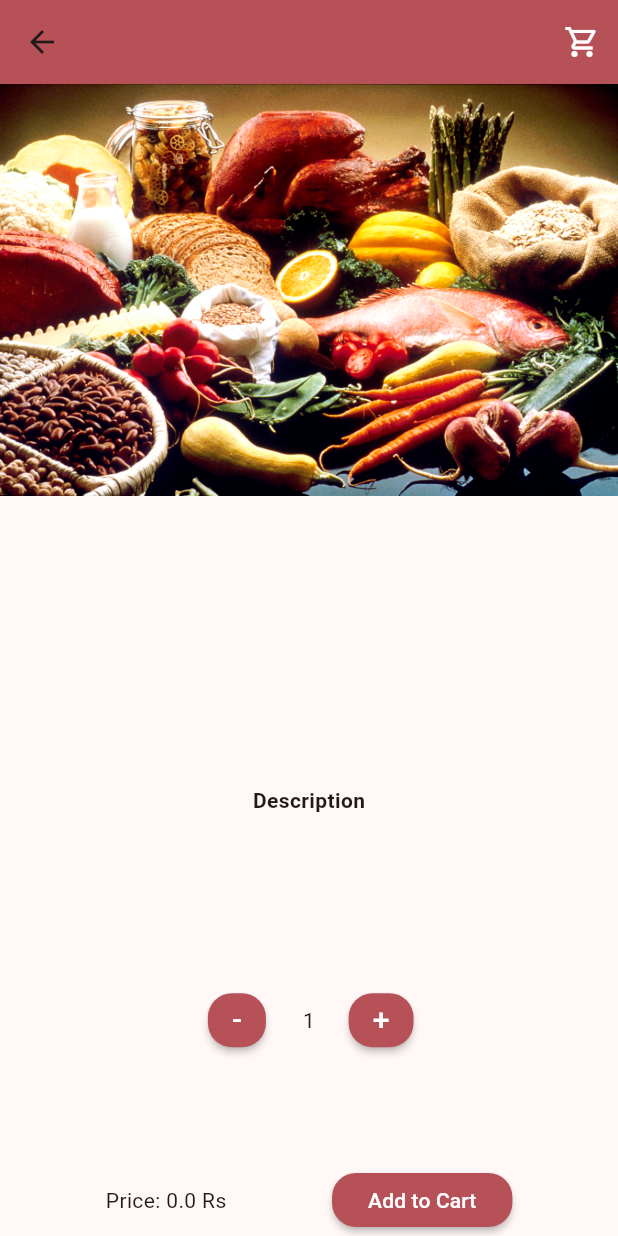
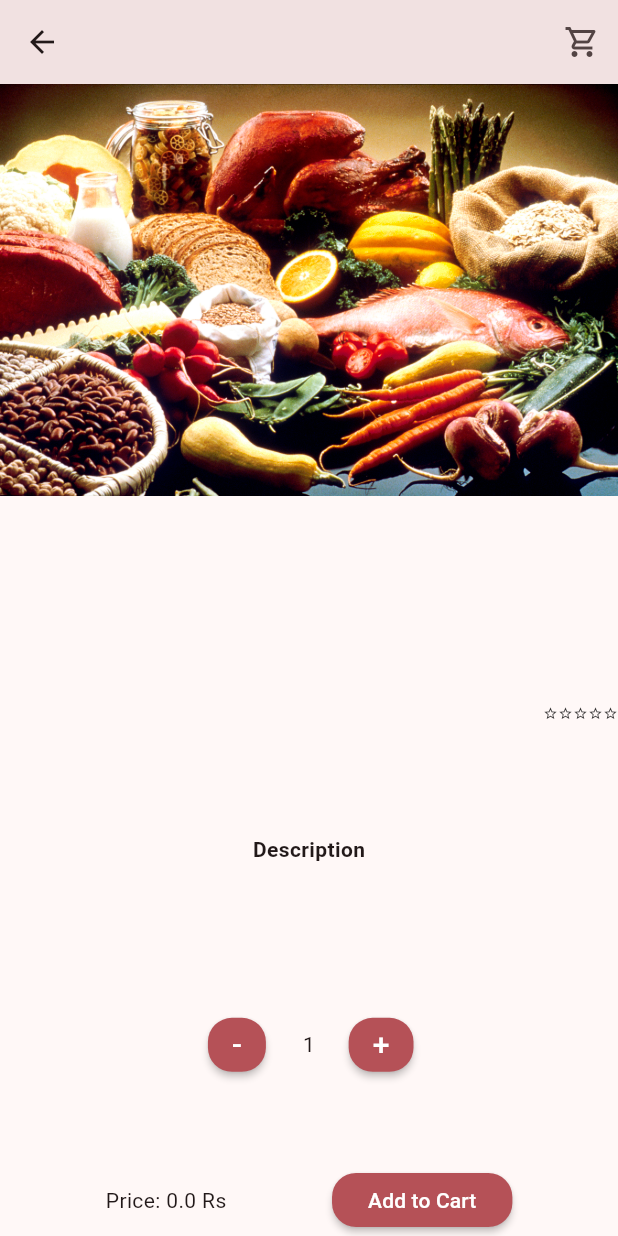
Before and after one commit to Zohaib1397/homenom, a Flutter app: the OrderScreen screen opened directly with empty values, on a phone screen of 412 x 824 dp. Run offline on Flutter 3.47's test engine with Material 2 defaults, Android fonts, the phone set to English and light mode, and no system bars; our stand-ins replace cloud_firestore, firebase_auth, firebase_core, geolocator, get, google_maps_flutter and 3 more; missing offline and left inert: geocode; accounts and stored records are empty.

Commit message:
Added order features

```diff
--- a/lib/main.dart
+++ b/lib/main.dart
@@ -43,10 +43,6 @@ class MyApp extends StatelessWidget {
     return MaterialApp(
       theme: ThemeData(
         useMaterial3: true, colorSchemeSeed: kAppBackgroundColor,
-        iconTheme: IconThemeData(
-          color: Colors.white,
-
-        ),
       ),
       debugShowCheckedModeBanner: false,
       initialRoute: AuthenticationStatus.id,
--- a/lib/screens/VerificationScreen.dart
+++ b/lib/screens/VerificationScreen.dart
@@ -8,6 +8,7 @@ import 'package:homenom/screens/widgets/drawer_items.dart';
 import 'package:homenom/services/Utils.dart';
 import 'package:homenom/services/user_controller.dart';
 import 'package:provider/provider.dart';
+import '../services/menu_controller.dart';
 import '../structure/Role.dart';
 import 'home_screen.dart';
 
@@ -44,6 +45,7 @@ class _EmailVerificationScreenState extends State<EmailVerificationScreen> {
       sendVerificationEmail();
       countDownRefresher();
     }
+    Provider.of<MenuControllerProvider>(context,listen: false).menusFromHandler();
   }
 
   void toggleCountDownTimer() {
--- a/lib/screens/add_menu_screen.dart
+++ b/lib/screens/add_menu_screen.dart
@@ -46,8 +46,8 @@ class _AddMenuScreenState extends State<AddMenuScreen> {
       final newMenu = Menu(
         title: title.controller.text,
         recipeList: [],
-        // email: FirebaseAuth.instance.currentUser!.email?? "No Email",
-        menuUrl: 'Temporary empty',
+        email: FirebaseAuth.instance.currentUser!.email?? "No Email",
+        menuUrl: 'Temporarily null',
       );
       Provider.of<MenuControllerProvider>(context, listen: false).addMenuToList(newMenu);
       setState(() => isLoading = false);
--- a/lib/screens/add_recipe_screen.dart
+++ b/lib/screens/add_recipe_screen.dart
@@ -314,11 +314,6 @@ class _AddRecipeScreenState extends State<AddRecipeScreen> {
           numberSold: widget.recipe!['numberSold'],
         );
         try {
-          // //TODO if condition to check same menu
-          // if(widget.index == selectedMenuIndex){
-          //
-          // }
-          // TODO update recipe function
           Provider.of<MenuControllerProvider>(context, listen: false).removeRecipeFromList(Recipe.fromJson(widget.recipe!), widget.menuIndex!, widget.index!);
           Provider.of<MenuControllerProvider>(context, listen: false)
               .addRecipeToMenu(recipe, selectedMenuIndex);
--- a/lib/screens/cart_screen.dart
+++ b/lib/screens/cart_screen.dart
@@ -28,10 +28,9 @@ class _CartScreenState extends State<CartScreen> {
     return Scaffold(
       appBar: AppBar(
         title: const Text("My Cart List"),
-        backgroundColor: kAppBackgroundColor,
         centerTitle: true,
         automaticallyImplyLeading: true,
-        elevation: 0,
+        elevation: 10,
       ),
       floatingActionButton: Row(
         mainAxisAlignment: MainAxisAlignment.spaceAround,
--- a/lib/screens/home_screen.dart
+++ b/lib/screens/home_screen.dart
@@ -40,6 +40,7 @@ class _HomeScreenState extends State<HomeScreen> {
 
   void signOut() {
     final _auth = FirebaseAuth.instance;
+    Provider.of<MenuControllerProvider>(context,listen: false).clearForDispose();
     _auth.signOut();
     Navigator.push(
         context, MaterialPageRoute(builder: (context) => const LoginScreen()));
--- a/lib/screens/order_screen.dart
+++ b/lib/screens/order_screen.dart
@@ -22,17 +22,45 @@ class OrderScreen extends StatefulWidget {
 
 class _OrderScreenState extends State<OrderScreen> {
   int numberOfItems = 1;
+  List<Icon> ratingStars = [];
+
+  @override
+  void initState() {
+    super.initState();
+    int rating = widget.recipe['rating'];
+    for (int i = 0; i < 5; i++) {
+      if (i + 1 <= rating) {
+        ratingStars.add(
+          const Icon(
+            Icons.star,
+            size: kRatingStarIconSize,
+          ),
+        );
+      } else if (i + 1 > rating && i < rating) {
+        ratingStars.add(const Icon(
+          Icons.star_half_outlined,
+          size: kRatingStarIconSize,
+        ));
+      } else {
+        ratingStars.add(
+          const Icon(
+            Icons.star_border_outlined,
+            size: kRatingStarIconSize,
+          ),
+        );
+      }
+    }
+  }
 
   @override
   Widget build(BuildContext context) {
     return Scaffold(
       appBar: AppBar(
-        backgroundColor: kAppBackgroundColor,
+        elevation: 10,
         title: Text(widget.menu.title),
         actions: [
           IconButton(
               icon: Icon(Icons.shopping_cart_outlined),
-              color: Colors.white,
               onPressed: () => Navigator.push(context,
                   MaterialPageRoute(builder: (context) => const CartScreen())))
         ],
@@ -55,6 +83,10 @@ class _OrderScreenState extends State<OrderScreen> {
                       fontWeight: FontWeight.bold,
                       fontSize: 20,
                     ),
+                  ),
+                  Row(
+                    mainAxisAlignment: MainAxisAlignment.end,
+                    children: ratingStars
                   ),
                   Padding(
                     padding: const EdgeInsets.all(20.0),
--- a/lib/screens/profile_screen.dart
+++ b/lib/screens/profile_screen.dart
@@ -26,7 +26,7 @@ class _ProfileScreenState extends State<ProfileScreen> {
     return Scaffold(
       backgroundColor: Colors.white,
       appBar: AppBar(
-        backgroundColor: kAppBackgroundColor,
+        elevation: 10,
         title: const Text("Profile Page"),
       ),
       body: Padding(
--- a/lib/screens/widgets/recipe_card.dart
+++ b/lib/screens/widgets/recipe_card.dart
@@ -24,7 +24,7 @@ class _RecipeCardState extends State<RecipeCard> {
   Widget build(BuildContext context) {
     return Consumer<MenuControllerProvider>(
       builder: (context, menuProvider, _) {
-        List<Menu> menuList = menuProvider.menuList;
+        List<Menu> menuList = currentRole == ROLE.SELLER? menuProvider.menuList : menuProvider.customerMenus;
         return Column(
           crossAxisAlignment: CrossAxisAlignment.end,
           children: List.generate(menuList[widget.menuIndex].recipeList.length, (index) {
--- a/lib/services/menu_controller.dart
+++ b/lib/services/menu_controller.dart
@@ -32,8 +32,7 @@ class MenuControllerProvider extends ChangeNotifier{
   }
 
   Future<void> menusFromHandler()async{
-    //TODO This handler is needed to be adjusted
-    menuList = await menuHandler.getAll();
+    menuList = await menuHandler.getRespectiveMenus();
     notifyListeners();
     customerMenus =await menuHandler.getAll();
     // await menuHandler.getEveryMenu();
--- a/lib/structure/Menu.dart
+++ b/lib/structure/Menu.dart
@@ -4,8 +4,8 @@ import 'Recipe.dart';
 class Menu{
   late String id;
   late String title;
-  // late String email;
-  late int menuRating;
+  late String email;
+  late double menuRating;
   late String menuUrl;
   late List<dynamic> recipeList;
 
@@ -27,14 +27,14 @@ class Menu{
   Menu({
     required this.menuUrl,
     required this.title,
-    // required this.email,
+    required this.email,
     required this.recipeList,
   });
 
   factory Menu.fromJson(Map<String, dynamic> json) => Menu(
       menuUrl: json['menuUrl'],
       title: json['title'],
-      // email: json['email'],
+      email: json['email'],
       recipeList:  json['recipeList']
   );
 
@@ -42,7 +42,7 @@ class Menu{
     Map<String, dynamic> data = {
       'menuUrl': menuUrl,
       'title' : title,
-      // 'email' : email,
+      'email' : email,
       'recipeList' : recipeList,
     };
 
@@ -51,17 +51,17 @@ class Menu{
   void computeRequiredCalculation(){
     // clear();
     if(recipeList.isNotEmpty){
-      final list = (recipeList as List<dynamic>).map((recipeJson) => Recipe.fromJson(recipeJson))
+      final list = (recipeList).map((recipeJson) => Recipe.fromJson(recipeJson))
           .toList();
       //Display the minimum and maximum delivery price of recipe
-      minimum = list[0].deliveryPrice as double;
+      minimum = list[0].deliveryPrice;
       maximum = minimum;
       //Calculate average rating on the recipes of menu
       for(int i =0; i < list.length;i++){
         //for rating
         rating += list[i].rating as int;
         //for delivery price
-        final deliveryPrice = list[i].deliveryPrice as double;
+        final deliveryPrice = list[i].deliveryPrice;
         if(minimum > deliveryPrice){
           minimum = deliveryPrice;
         }
@@ -69,7 +69,7 @@ class Menu{
           maximum = deliveryPrice;
         }
         //for sold items
-        numberSold += list[i].numberSold as int;
+        numberSold += list[i].numberSold;
       }
       averageRating = rating/list.length;
 
```
Also changed, not shown: lib/handlers/MenuHandler.dart (+17 -0 lines).
